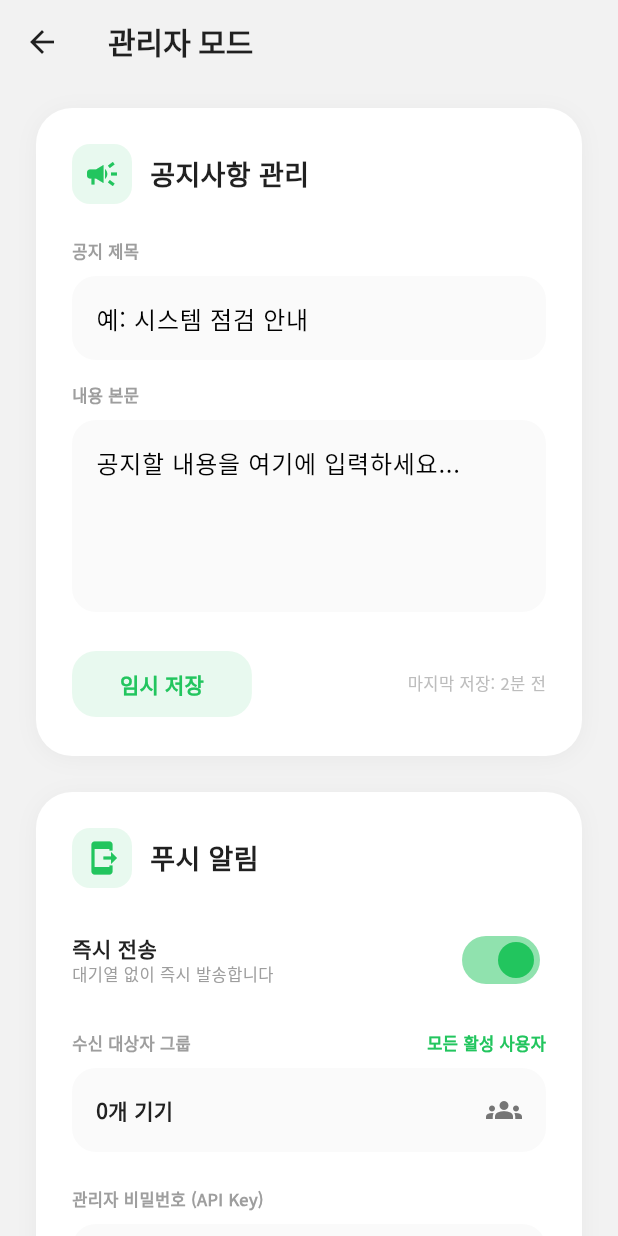
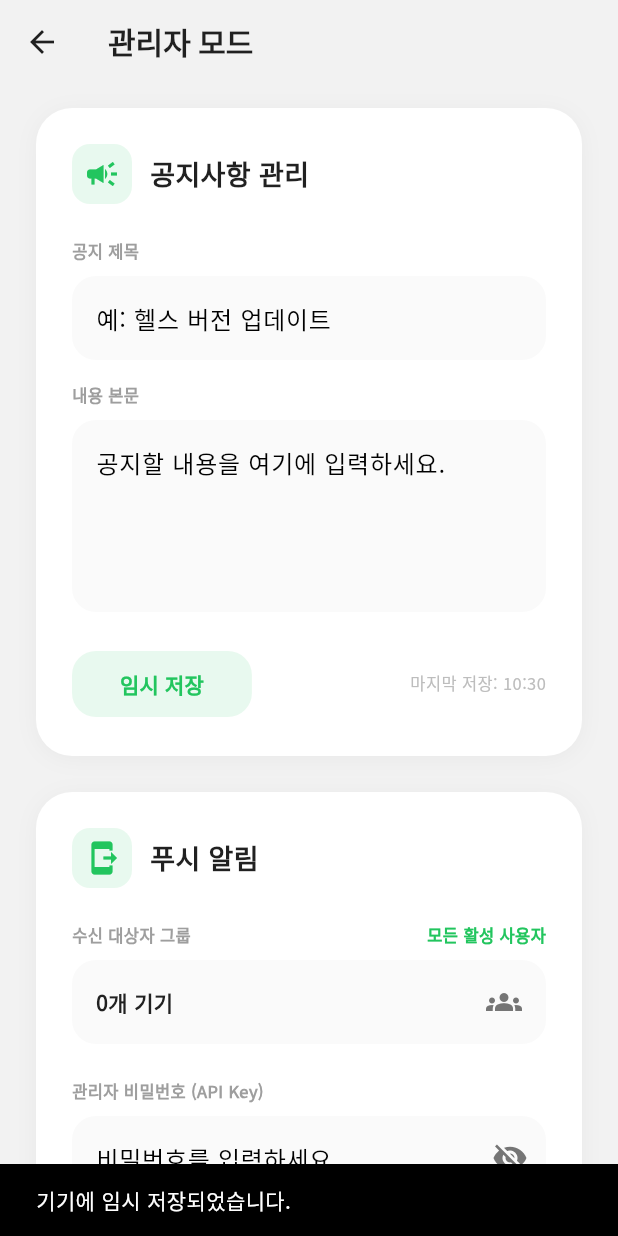
Before and after one commit to Huijong/HealthApp_V1, a Flutter app: the Screen10Admin screen opened by its route, after a tap on "임시 저장", on a phone screen of 412 x 824 dp. Run offline on Flutter 3.47's test engine with Material 3 defaults, Android fonts, the phone set to English and light mode, and no system bars; our stand-ins replace dio, file_picker, firebase_core, firebase_messaging, flutter_local_notifications, google_fonts and 2 more; missing offline and left inert: flutter_background_service; accounts and stored records are empty; network calls fail; key blocks and very long unbroken strings in the code were emptied for the run.

Commit message:
업데이트 테스트

```diff
--- a/health_gui_20260324/lib/screens/screen10_admin.dart
+++ b/health_gui_20260324/lib/screens/screen10_admin.dart
@@ -11,10 +11,13 @@
 }
 
 class _Screen10AdminState extends State<Screen10Admin> {
-  bool _immediateSend = true;
   bool _isPasswordVisible = false;
   int _deviceCount = 0;
   bool _isLoadingCount = true;
+
+  List<dynamic> _notices = [];
+  bool _isLoadingNotices = true;
+  String _lastSavedTime = '';
 
   final TextEditingController _titleController = TextEditingController();
   final TextEditingController _bodyController = TextEditingController();
@@ -25,6 +28,55 @@
     super.initState();
     _fetchDeviceCount();
     _loadSavedPassword();
+    _loadDraft();
+    _fetchNotices();
+  }
+
+  Future<void> _loadDraft() async {
+    final prefs = await SharedPreferences.getInstance();
+    if (mounted) {
+      setState(() {
+        _titleController.text = prefs.getString('draft_title') ?? '';
+        _bodyController.text = prefs.getString('draft_body') ?? '';
+        _lastSavedTime = prefs.getString('draft_time') ?? '';
+      });
+    }
+  }
+
+  Future<void> _saveDraft() async {
+    final prefs = await SharedPreferences.getInstance();
+    await prefs.setString('draft_title', _titleController.text);
+    await prefs.setString('draft_body', _bodyController.text);
+
+    final now = DateTime.now();
+    final timeStr = '${now.hour.toString().padLeft(2, '0')}:${now.minute.toString().padLeft(2, '0')}';
+    await prefs.setString('draft_time', timeStr);
+
+    if (mounted) {
+      setState(() => _lastSavedTime = timeStr);
+      ScaffoldMessenger.of(context).showSnackBar(const SnackBar(content: Text('기기에 임시 저장되었습니다.')));
+    }
+  }
+
+  Future<void> _fetchNotices() async {
+    try {
+      final res = await http.get(Uri.parse('https://health-port.work/notices'));
+      if (res.statusCode == 200) {
+        final data = jsonDecode(res.body);
+        if (data['status'] == 'success') {
+          if (mounted) {
+            setState(() {
+              _notices = data['data'];
+              _isLoadingNotices = false;
+            });
+          }
+          return;
+        }
+      }
+    } catch(e) {
+      debugPrint("공지 목록 불러오기 실패: $e");
+    }
+    if (mounted) setState(() => _isLoadingNotices = false);
   }
 
   Future<void> _loadSavedPassword() async {
@@ -84,6 +136,16 @@
         if (!mounted) return;
         _titleController.clear();
         _bodyController.clear();
+
+        final clearPrefs = await SharedPreferences.getInstance();
+        await clearPrefs.remove('draft_title');
+        await clearPrefs.remove('draft_body');
+        await clearPrefs.remove('draft_time');
+        setState(() => _lastSavedTime = '');
+
+        // 방금 작성한 공지가 포함되도록 새로고침
+        _fetchNotices();
+
         showDialog(
           context: context,
           builder: (ctx) => AlertDialog(
@@ -167,7 +229,7 @@
                     TextField(
                       controller: _titleController,
                       decoration: InputDecoration(
-                        hintText: '예: 시스템 점검 안내',
+                        hintText: '예: 헬스 버전 업데이트',
                         filled: true,
                         fillColor: isDark ? Colors.grey[800] : Colors.grey[50],
                         border: OutlineInputBorder(
@@ -190,7 +252,7 @@
                       controller: _bodyController,
                       maxLines: 4,
                       decoration: InputDecoration(
-                        hintText: '공지할 내용을 여기에 입력하세요...',
+                        hintText: '공지할 내용을 여기에 입력하세요.',
                         filled: true,
                         fillColor: isDark ? Colors.grey[800] : Colors.grey[50],
                         border: OutlineInputBorder(
@@ -204,7 +266,7 @@
                       mainAxisAlignment: MainAxisAlignment.spaceBetween,
                       children: [
                         ElevatedButton(
-                          onPressed: () {},
+                          onPressed: _saveDraft,
                           style: ElevatedButton.styleFrom(
                             backgroundColor: primaryColor.withOpacity(0.1),
                             foregroundColor: primaryColor,
@@ -216,8 +278,9 @@
                           ),
                           child: const Text('임시 저장', style: TextStyle(fontWeight: FontWeight.bold)),
                         ),
+                        if (_lastSavedTime.isNotEmpty)
                           Text(
-                          '마지막 저장: 2분 전',
+                            '마지막 저장: $_lastSavedTime',
                             style: TextStyle(
                               fontSize: 11,
                               color: isDark ? Colors.grey[500] : Colors.grey[400],
@@ -256,37 +319,6 @@
                             fontWeight: FontWeight.bold,
                             color: isDark ? Colors.white : Colors.grey[900],
                           ),
-                        ),
-                      ],
-                    ),
-                    const SizedBox(height: 24),
-                    Row(
-                      mainAxisAlignment: MainAxisAlignment.spaceBetween,
-                      children: [
-                        Column(
-                          crossAxisAlignment: CrossAxisAlignment.start,
-                          children: [
-                            Text(
-                              '즉시 전송',
-                              style: TextStyle(
-                                fontSize: 14,
-                                fontWeight: FontWeight.bold,
-                                color: isDark ? Colors.white : Colors.grey[900],
-                              ),
-                            ),
-                            Text(
-                              '대기열 없이 즉시 발송합니다',
-                              style: TextStyle(
-                                fontSize: 11,
-                                color: isDark ? Colors.grey[400] : Colors.grey[500],
-                              ),
-                            ),
-                          ],
-                        ),
-                        Switch(
-                          value: _immediateSend,
-                          onChanged: (val) => setState(() => _immediateSend = val),
-                          activeColor: primaryColor,
                         ),
                       ],
                     ),
@@ -477,25 +509,25 @@
                       ],
                     ),
                     const SizedBox(height: 24),
-                    _buildHistoryItem(
+                    if (_isLoadingNotices)
+                      const Center(child: CircularProgressIndicator())
+                    else if (_notices.isEmpty)
+                      const Text('공지 기록이 없습니다.')
+                    else
+                      ..._notices.take(5).map((notice) {
+                        return Padding(
+                          padding: const EdgeInsets.only(bottom: 12.0),
+                          child: _buildHistoryItem(
                             tag: 'Sent',
                             tagColor: primaryColor,
-                      title: '앱 버전 2.5.0 업데이트 안내',
-                      time: '2024년 01월 15일 • 10:00',
-                      status: '성공률 99.8%',
+                            title: notice['title'] ?? '제목 없음',
+                            time: notice['created_at'] ?? '',
+                            status: '성공률 100%',
                             theme: theme,
                             isDark: isDark,
                           ),
-                    const SizedBox(height: 12),
-                    _buildHistoryItem(
-                      tag: 'Scheduled',
-                      tagColor: Colors.grey,
-                      title: '설날 연휴 고객센터 휴무 공지',
-                      time: '2024년 02월 08일 • 09:00 (예정)',
-                      status: '대기 중',
-                      theme: theme,
-                      isDark: isDark,
-                    ),
+                        );
+                      }).toList(),
                   ],
                 ),
               ),
```
Also changed, not shown: health_gui_20260324/lib/screens/screen9_settings.dart (+57 -1 lines). Lines whose indentation alone changed are shown as unchanged.
